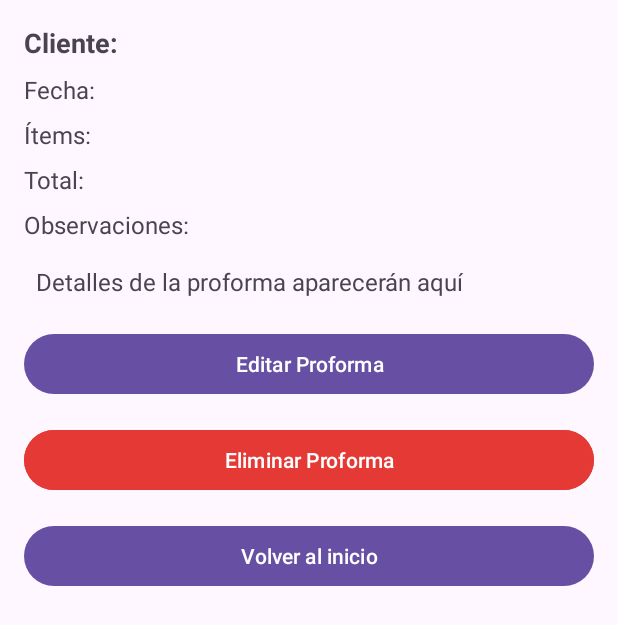
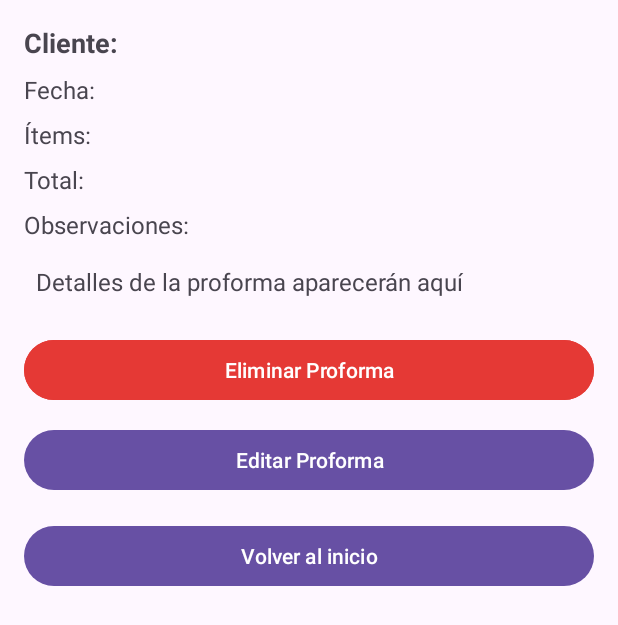
Before and after one commit to ARIELESPINOZA22/gittallerprisila2, an Android app: the DetalleProformaActivity screen opened directly, with no data from a screen before it, on a phone screen of 412 x 824 dp. Shown: the top 625 px of the screen. Run offline under Robolectric (Android 15) with nearby library versions, the phone set to English and light mode, and no system bars; our stand-ins replace Firebase (no records; nobody signed in at launch, a user with empty details on screens opened directly).

```diff
--- a/app/src/main/java/com/example/tallerprisila/DetalleProformaActivity.kt
+++ b/app/src/main/java/com/example/tallerprisila/DetalleProformaActivity.kt
@@ -119,6 +119,6 @@ class DetalleProformaActivity : AppCompatActivity() {
  //   }
 
     fun returnadd (view: View) {
-        startActivity(Intent(this,MainActivity::class.java))
+        startActivity(Intent(this,MenuActivity::class.java))
     }
 }
--- a/app/src/main/res/layout/activity_detalle_proforma.xml
+++ b/app/src/main/res/layout/activity_detalle_proforma.xml
@@ -60,22 +60,23 @@
             android:textSize="16sp"
             android:padding="8dp" />
 
+
+        <Button
+            android:id="@+id/btnEliminar"
+            android:layout_width="match_parent"
+            android:layout_height="wrap_content"
+            android:layout_marginTop="16dp"
+            android:backgroundTint="#E53935"
+            android:text="Eliminar Proforma"
+            android:textColor="#FFFFFF"
+            android:visibility="visible" />
+
         <Button
             android:id="@+id/btnEditarProforma"
             android:layout_width="match_parent"
             android:layout_height="wrap_content"
             android:text="Editar Proforma"
             android:layout_marginTop="12dp"/>
-
-        <Button
-            android:id="@+id/btnEliminar"
-            android:layout_width="match_parent"
-            android:layout_height="wrap_content"
-            android:text="Eliminar Proforma"
-            android:backgroundTint="#E53935"
-            android:textColor="#FFFFFF"
-            android:layout_marginTop="16dp"/>
-
 
         <Button
             android:id="@+id/btnVolverMain"
```
Also changed, not shown: app/src/main/java/com/example/tallerprisila/BuscarFechaActivity.kt (+13 -4 lines), app/src/main/res/layout/activity_buscar_fecha.xml (+10 -0 lines).
